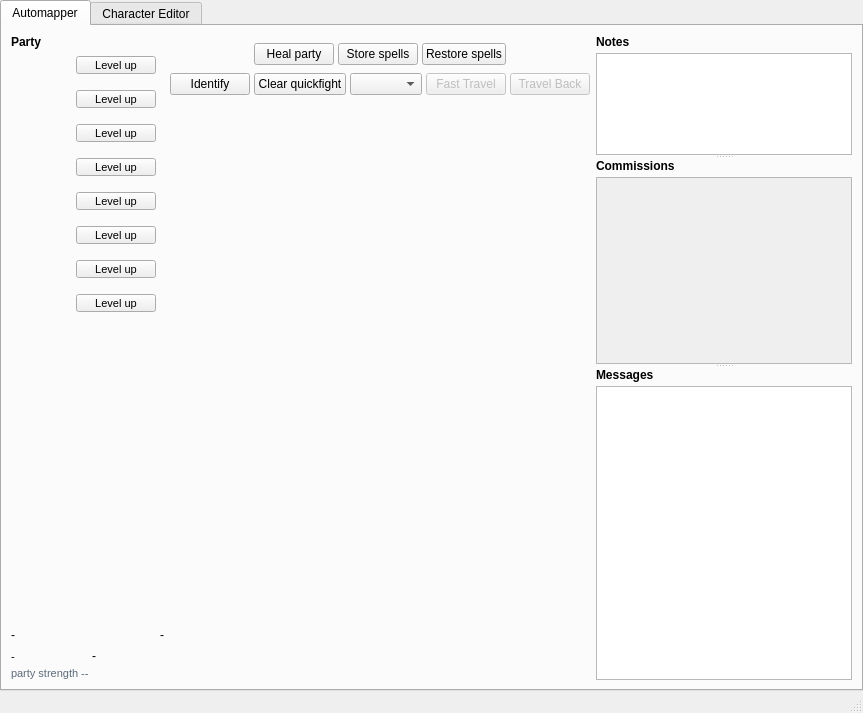
malcyon/wish, file wish/window.ui: the form before one commit.
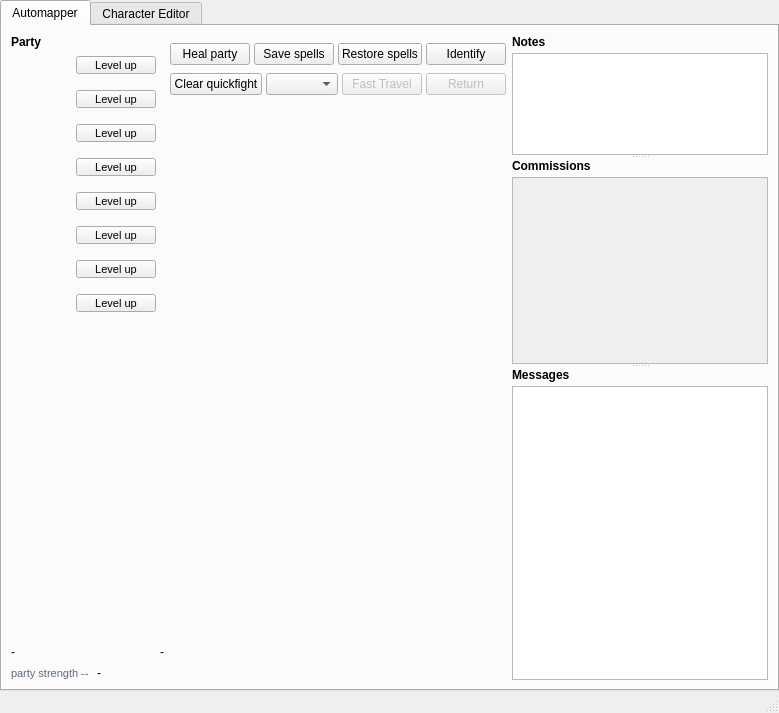
The form after the commit. Custom widgets are drawn as their Qt base class.

Commit message: UI Redesign: Button labels, move identify button, simplify strip_line2 layout, and fix CI test with missing game disk check

Patch:
```diff
--- a/wish/window.ui
+++ b/wish/window.ui
@@ -994,22 +994,7 @@
               <string>-</string>
              </property>
             </widget>
-           </item></layout></item><item><layout class="QHBoxLayout" name="strip_line2"><property name="spacing"><number>8</number></property><property name="leftMargin"><number>0</number></property><property name="topMargin"><number>0</number></property><property name="rightMargin"><number>0</number></property><property name="bottomMargin"><number>0</number></property><item><widget class="ElidingLabel" name="strip_effects">
-             <property name="font">
-              <font>
-               <pointsize>8</pointsize>
-              </font>
-             </property>
-             <property name="text">
-              <string>-</string>
-             </property>
-            </widget>
-           </item><item><widget class="ElidingLabel" name="strip_area">
-             <property name="text">
-              <string>-</string>
-             </property>
-            </widget>
-           </item></layout></item><item><widget class="QLabel" name="strength_label">
+           </item></layout></item><item><layout class="QHBoxLayout" name="strip_line2"><property name="spacing"><number>8</number></property><property name="leftMargin"><number>0</number></property><property name="topMargin"><number>0</number></property><property name="rightMargin"><number>0</number></property><property name="bottomMargin"><number>0</number></property><item><widget class="QLabel" name="strength_label">
           <property name="font">
            <font>
             <pointsize>8</pointsize>
@@ -1025,7 +1010,12 @@
            <string>party strength --</string>
           </property>
          </widget>
-        </item></layout>
+        </item><item><widget class="ElidingLabel" name="strip_area">
+             <property name="text">
+              <string>-</string>
+             </property>
+            </widget>
+           </item></layout></item></layout>
          </widget>
         </item>
         <item row="0" column="1" alignment="Qt::AlignTop">
@@ -1077,7 +1067,7 @@
               <item row="0" column="1">
                <widget class="ElidingButton" name="action_store">
                 <property name="text">
-                 <string>Store spells</string>
+                 <string>Save spells</string>
                 </property>
                </widget>
               </item>
@@ -1088,6 +1078,14 @@
                 </property>
                </widget>
               </item>
+              <item row="0" column="3">
+               <widget class="ElidingButton" name="action_identify">
+                <property name="text">
+                 <string>Identify</string>
+                </property>
+               </widget>
+              </item>
+
               </layout>
             </widget>
            </item>
@@ -1135,18 +1133,10 @@
                  <bool>false</bool>
                 </property>
                 <property name="text">
-                 <string>Travel Back</string>
+                 <string>Return</string>
                 </property>
                </widget>
               </item>
-              <item row="0" column="0">
-               <widget class="ElidingButton" name="action_identify">
-                <property name="text">
-                 <string>Identify</string>
-                </property>
-               </widget>
-              </item>
-
               </layout>
             </widget>
            </item>
```
The commit also changes 3 other files.
